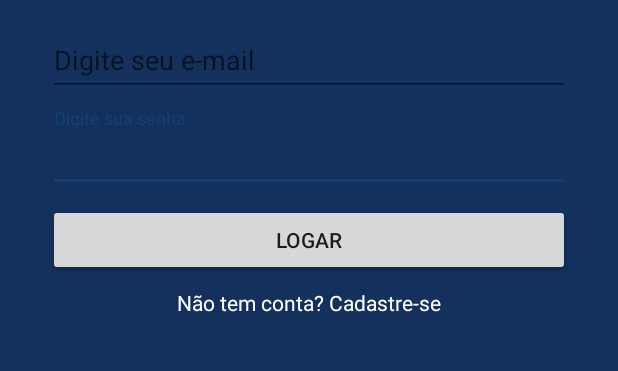
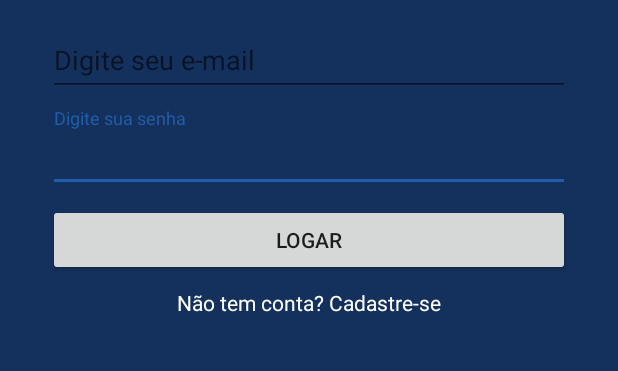
Before and after one commit to gabriedasilva/2020.1_P2_CodSystems, an Android app: the screen it shows after launch (LoginActivity), on a phone screen of 412 x 824 dp, the part 604-975 px from its top. Run offline under Robolectric (Android 15) with nearby library versions, the light colour scheme and no system bars.

Commit message:
Color change

```diff
--- a/Android/SantaFarma/app/src/main/res/values/colors.xml
+++ b/Android/SantaFarma/app/src/main/res/values/colors.xml
@@ -1,6 +1,6 @@
 <?xml version="1.0" encoding="utf-8"?>
 <resources>
-    <color name="colorPrimary">#13315c</color>
-    <color name="colorPrimaryDark">#0b2545</color>
-    <color name="colorAccent">#134074</color>
+    <color name="colorPrimary">#14315d</color>
+    <color name="colorPrimaryDark">#0b2644</color>
+    <color name="colorAccent">#215ea9</color>
 </resources>
```
